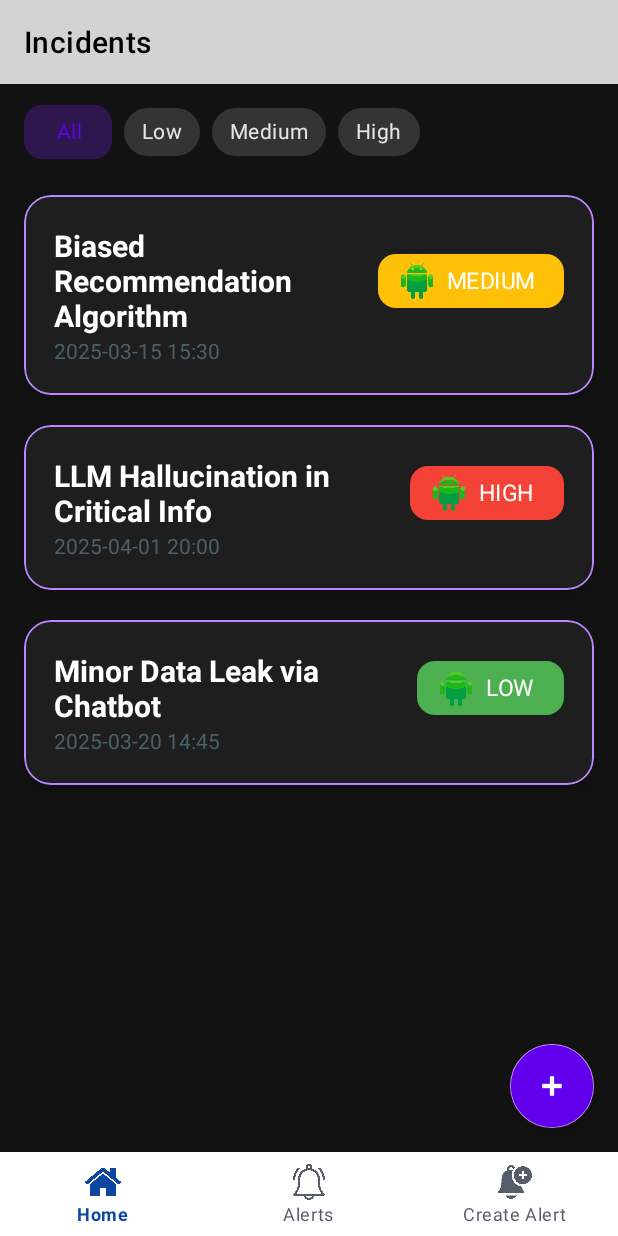
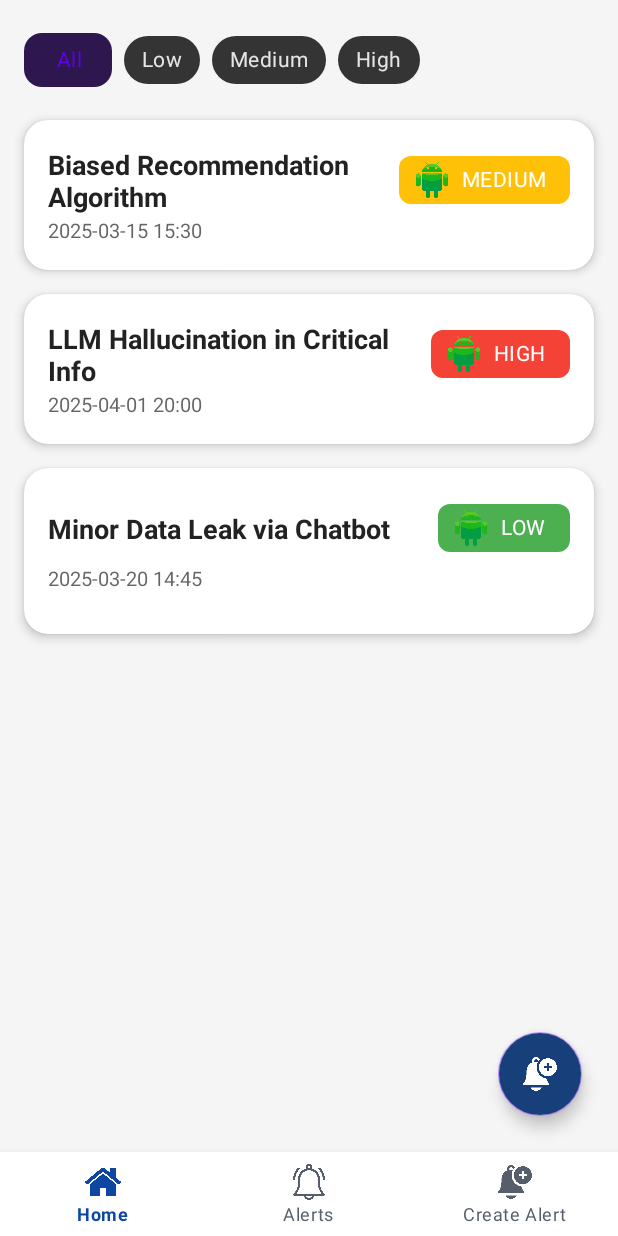
Before and after one commit to Amartyakaushik/AIWatchdog, an Android app: the screen it shows after launch (MainActivity), on a phone screen of 412 x 824 dp. Run offline under Robolectric (Android 15) with nearby library versions, the phone set to English and light mode, and no system bars.

Commit message:
updating UI

```diff
--- a/app/src/main/res/layout/activity_main.xml
+++ b/app/src/main/res/layout/activity_main.xml
@@ -3,16 +3,14 @@
     xmlns:app="http://schemas.android.com/apk/res-auto"
     android:layout_width="match_parent"
     android:layout_height="match_parent"
-    android:background="#D3D3D3">
+    android:background="?android:attr/windowBackground">
 
     <androidx.appcompat.widget.Toolbar
         android:id="@+id/toolbar"
         android:layout_width="match_parent"
-        android:layout_height="wrap_content"
-        android:background="@android:color/transparent"
-        app:title="Home"
-        app:titleTextColor="#000"
-        app:layout_collapseMode="pin"
+        android:layout_height="?attr/actionBarSize"
+        android:background="@color/primary"
+        app:titleTextColor="@color/onPrimary"
         app:popupTheme="@style/ThemeOverlay.AppCompat.Light" />
 
     <FrameLayout
@@ -21,9 +19,7 @@
         android:layout_height="match_parent"
         android:layout_marginBottom="56dp"
         app:layout_behavior="@string/appbar_scrolling_view_behavior"
-        android:layout_gravity="center"
-        android:layout_marginTop="?attr/actionBarSize"
-        />
+        android:layout_gravity="center" />
 
     <com.google.android.material.bottomnavigation.BottomNavigationView
         android:id="@+id/bottomNavigation"
@@ -31,9 +27,8 @@
         android:layout_height="56dp"
         android:layout_gravity="bottom"
         app:menu="@menu/bottom_nav_menu"
-        android:background="@android:color/white"
+        android:background="@color/surface"
         app:itemIconTint="@color/nav_item_color"
-        app:itemTextColor="@color/nav_item_color"
-        />
+        app:itemTextColor="@color/nav_item_color" />
 
 </androidx.coordinatorlayout.widget.CoordinatorLayout>
--- a/app/src/main/res/layout/fragment_incident_list.xml
+++ b/app/src/main/res/layout/fragment_incident_list.xml
@@ -3,7 +3,7 @@
     xmlns:app="http://schemas.android.com/apk/res-auto"
     android:layout_width="match_parent"
     android:layout_height="match_parent"
-    android:background="@color/dark_background">
+    android:background="@color/background">
 
     <androidx.constraintlayout.widget.ConstraintLayout
         android:layout_width="match_parent"
@@ -14,7 +14,8 @@
             android:layout_width="match_parent"
             android:layout_height="wrap_content"
             android:paddingHorizontal="16dp"
-            android:paddingVertical="8dp"
+            android:paddingTop="16dp"
+            android:paddingBottom="8dp"
             app:layout_constraintTop_toTopOf="parent"
             app:singleSelection="true">
 
@@ -30,7 +31,7 @@
                 app:chipStartPadding="14dp"
                 app:chipEndPadding="14dp"
                 app:checkedIconVisible="false"
-                app:rippleColor="@color/purple_200" />
+                app:rippleColor="@color/primary" />
 
             <com.google.android.material.chip.Chip
                 android:id="@+id/chipLow"
@@ -78,10 +79,10 @@
         android:layout_width="wrap_content"
         android:layout_height="wrap_content"
         android:layout_gravity="bottom|end"
-        android:layout_margin="16dp"
-        android:backgroundTint="@color/purple_500"
+        android:layout_margin="24dp"
+        android:backgroundTint="@color/primary"
         android:contentDescription="Add new incident"
-        app:tint="@color/white"
-        app:srcCompat="@android:drawable/ic_input_add" />
+        app:tint="@color/onPrimary"
+        app:srcCompat="@drawable/ic_add_alert" />
 
 </androidx.coordinatorlayout.widget.CoordinatorLayout>
--- a/app/src/main/res/layout/item_incident.xml
+++ b/app/src/main/res/layout/item_incident.xml
@@ -5,26 +5,25 @@
     xmlns:tools="http://schemas.android.com/tools"
     android:layout_width="match_parent"
     android:layout_height="wrap_content"
-    android:layout_marginHorizontal="16dp"
-    android:layout_marginVertical="10dp"
-    app:cardCornerRadius="18dp"
-    app:cardElevation="10dp"
-    app:strokeColor="@color/purple_200"
-    app:strokeWidth="1dp"
-    app:cardBackgroundColor="@color/dark_surface"
-    app:rippleColor="@color/purple_200">
+    android:layout_marginStart="16dp"
+    android:layout_marginEnd="16dp"
+    android:layout_marginTop="8dp"
+    android:layout_marginBottom="8dp"
+    app:cardCornerRadius="16dp"
+    app:cardElevation="4dp"
+    app:cardBackgroundColor="@color/surface">
 
     <androidx.constraintlayout.widget.ConstraintLayout
         android:layout_width="match_parent"
         android:layout_height="wrap_content"
-        android:padding="20dp">
+        android:padding="16dp">
 
         <TextView
             android:id="@+id/titleTextView"
             android:layout_width="0dp"
             android:layout_height="wrap_content"
-            android:textColor="@color/white"
-            android:textSize="20sp"
+            android:textColor="@color/onSurface"
+            android:textSize="18sp"
             android:textStyle="bold"
             app:layout_constraintEnd_toStartOf="@id/severityChip"
             app:layout_constraintStart_toStartOf="parent"
@@ -38,13 +37,13 @@
             style="@style/Widget.MaterialComponents.Chip.Choice"
             android:layout_width="wrap_content"
             android:layout_height="wrap_content"
-            android:textColor="@color/white"
+            android:textColor="@color/onPrimary"
             android:textStyle="bold"
-            android:textSize="15sp"
-            app:chipCornerRadius="12dp"
-            app:chipMinHeight="36dp"
-            app:chipStartPadding="14dp"
-            app:chipEndPadding="14dp"
+            android:textSize="14sp"
+            app:chipCornerRadius="8dp"
+            app:chipMinHeight="32dp"
+            app:chipStartPadding="10dp"
+            app:chipEndPadding="10dp"
             app:layout_constraintEnd_toEndOf="parent"
             app:layout_constraintTop_toTopOf="parent"
             app:layout_constraintBottom_toTopOf="@id/dateTextView"
@@ -54,9 +53,9 @@
             android:id="@+id/dateTextView"
             android:layout_width="0dp"
             android:layout_height="wrap_content"
-            android:textColor="#607D8B"
+            android:textColor="@color/onSurface"
             android:alpha="0.7"
-            android:textSize="14sp"
+            android:textSize="13sp"
             app:layout_constraintStart_toStartOf="parent"
             app:layout_constraintEnd_toEndOf="parent"
             app:layout_constraintTop_toBottomOf="@id/titleTextView"
--- a/app/src/main/res/values/colors.xml
+++ b/app/src/main/res/values/colors.xml
@@ -10,4 +10,12 @@
     <color name="severity_low">#4CAF50</color>
     <color name="severity_medium">#FFC107</color>
     <color name="severity_high">#F44336</color>
+    <color name="primary">#17407B</color>
+    <color name="primaryVariant">#102B4E</color>
+    <color name="secondary">#4CAF50</color>
+    <color name="background">#F5F5F5</color>
+    <color name="surface">#FFFFFF</color>
+    <color name="onPrimary">#FFFFFF</color>
+    <color name="onBackground">#222222</color>
+    <color name="onSurface">#222222</color>
 </resources>
```
